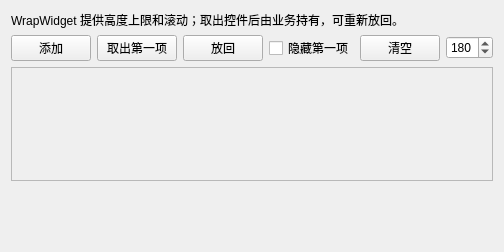
Before: the Qt Designer form examples/wrap_capabilities/10_wrap_widget/wrap_widget.ui in daonvshu/qt-virtual-item-views, drawn with Qt 5.
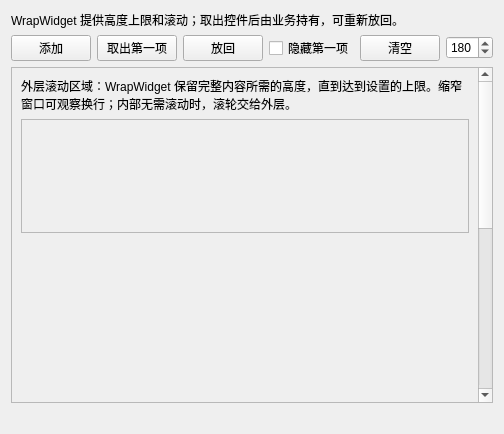
After: the same form once the commit is applied. Custom widgets are drawn as their Qt base class.

Commit message: fix: preserve WrapWidget auto-height in nested scroll areas

Patch:
```diff
--- a/examples/wrap_capabilities/10_wrap_widget/wrap_widget.ui
+++ b/examples/wrap_capabilities/10_wrap_widget/wrap_widget.ui
@@ -2,7 +2,7 @@
 <ui version="4.0">
  <class>WrapWrapWidgetPage</class>
  <widget class="QWidget" name="WrapWrapWidgetPage">
-  <layout class="QVBoxLayout" name="pageLayout">
+  <layout class="QVBoxLayout" name="pageLayout" stretch="0,0,1,0">
    <item>
     <widget class="QLabel" name="description">
      <property name="text">
@@ -65,22 +65,25 @@
      </item>
     </layout>
    </item>
-   <item>
-    <widget class="viv::WrapWidget" name="view" />
-   </item>
-   <item>
-    <spacer name="remainingSpace">
-     <property name="orientation">
-      <enum>Qt::Vertical</enum>
-     </property>
-     <property name="sizeHint" stdset="0">
-      <size>
-       <width>20</width>
-       <height>40</height>
-      </size>
-     </property>
-    </spacer>
-   </item>
+   <item><widget class="QScrollArea" name="outerScrollArea">
+    <property name="widgetResizable"><bool>true</bool></property>
+    <property name="minimumSize"><size><width>0</width><height>160</height></size></property>
+    <widget class="QWidget" name="scrollContent">
+     <layout class="QVBoxLayout" name="outerContentLayout">
+      <item><widget class="QLabel" name="outerHint">
+       <property name="wordWrap"><bool>true</bool></property>
+       <property name="text"><string>外层滚动区域：WrapWidget 保留完整内容所需的高度，直到达到设置的上限。缩窄窗口可观察换行；内部无需滚动时，滚轮交给外层。</string></property>
+      </widget></item>
+      <item><widget class="viv::WrapWidget" name="view" /></item>
+      <item><spacer name="outerSpacer">
+       <property name="sizeType"><enum>QSizePolicy::MinimumExpanding</enum></property>
+       <property name="orientation"><enum>Qt::Vertical</enum></property>
+       <property name="sizeHint" stdset="0"><size><width>20</width><height>500</height></size></property>
+      </spacer></item>
+      <item><widget class="QLabel" name="outerBottom"><property name="text"><string>外层内容底部</string></property></widget></item>
+     </layout>
+    </widget>
+   </widget></item>
    <item>
     <widget class="QLabel" name="status">
      <property name="wordWrap">
```
The commit also changes 4 other files.
